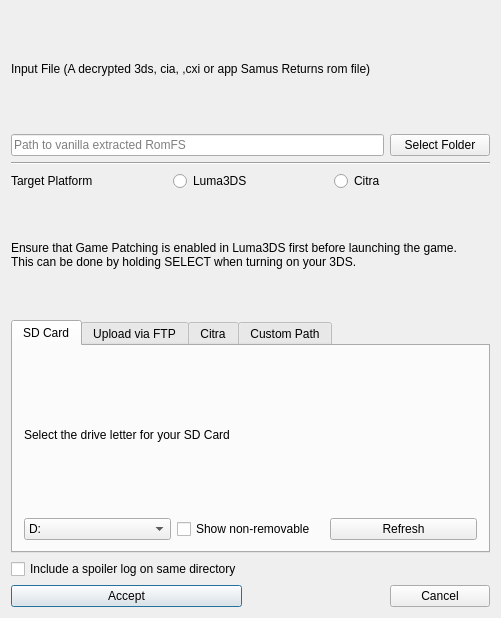
The window that randovania/games/samus_returns/gui/ui_files/msr_game_export_dialog.ui (randovania/randovania) describes before a commit, drawn with Qt 5.
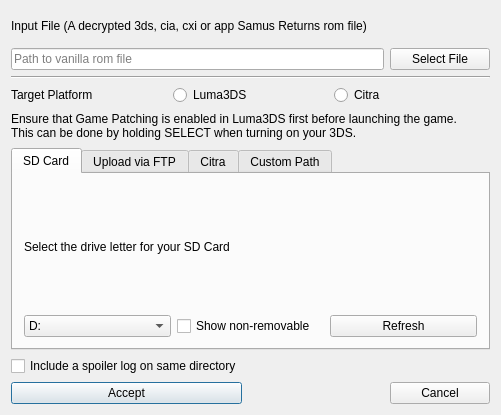
The same window after the commit.

The edit to the form file:
```diff
--- a/randovania/games/samus_returns/gui/ui_files/msr_game_export_dialog.ui
+++ b/randovania/games/samus_returns/gui/ui_files/msr_game_export_dialog.ui
@@ -7,7 +7,7 @@
     <x>0</x>
     <y>0</y>
     <width>501</width>
-    <height>618</height>
+    <height>415</height>
    </rect>
   </property>
   <property name="windowTitle">
@@ -23,7 +23,7 @@
       </size>
      </property>
      <property name="text">
-      <string>&lt;html&gt;&lt;head/&gt;&lt;body&gt;&lt;p&gt;Input File (A decrypted 3ds, cia, ,cxi or app Samus Returns rom file)&lt;/p&gt;&lt;/body&gt;&lt;/html&gt;</string>
+      <string>&lt;html&gt;&lt;head/&gt;&lt;body&gt;&lt;p&gt;Input File (A decrypted 3ds, cia, cxi or app Samus Returns rom file)&lt;/p&gt;&lt;/body&gt;&lt;/html&gt;</string>
      </property>
      <property name="wordWrap">
       <bool>true</bool>
@@ -33,7 +33,7 @@
    <item row="1" column="0" colspan="2">
     <widget class="QLineEdit" name="input_file_edit">
      <property name="placeholderText">
-      <string>Path to vanilla extracted RomFS</string>
+      <string>Path to vanilla rom file</string>
      </property>
     </widget>
    </item>
@@ -317,7 +317,7 @@
       </size>
      </property>
      <property name="text">
-      <string>Select Folder</string>
+      <string>Select File</string>
      </property>
     </widget>
    </item>
```
Left out of the diff: 1 changed line with no effect on the pictures.
